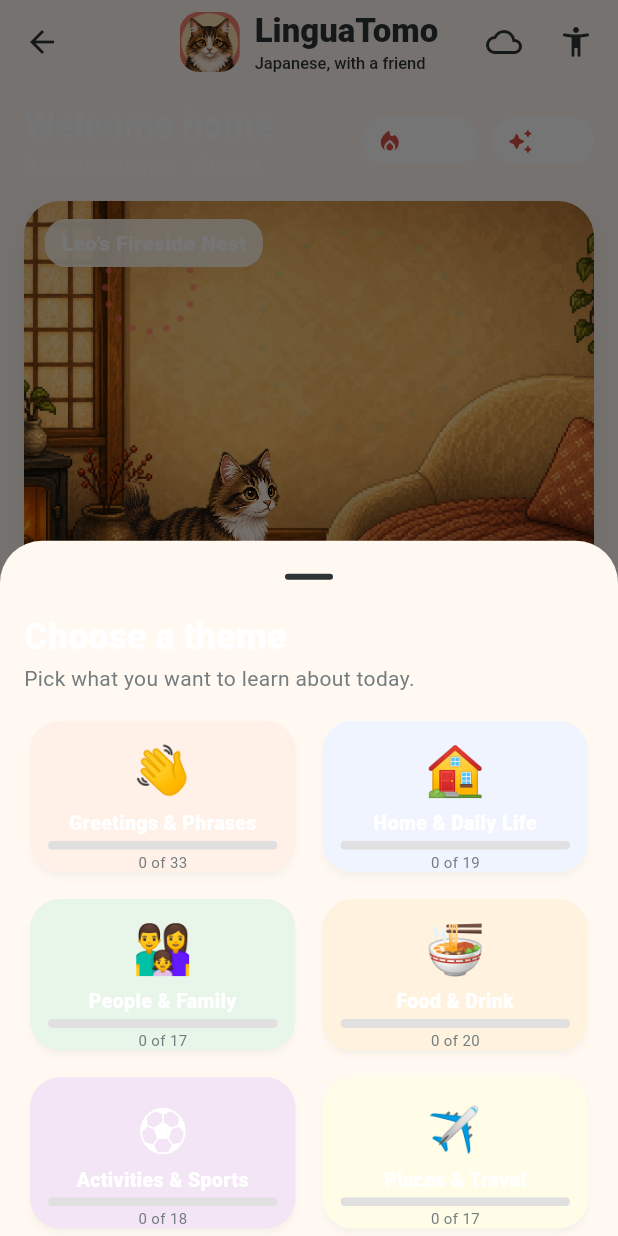
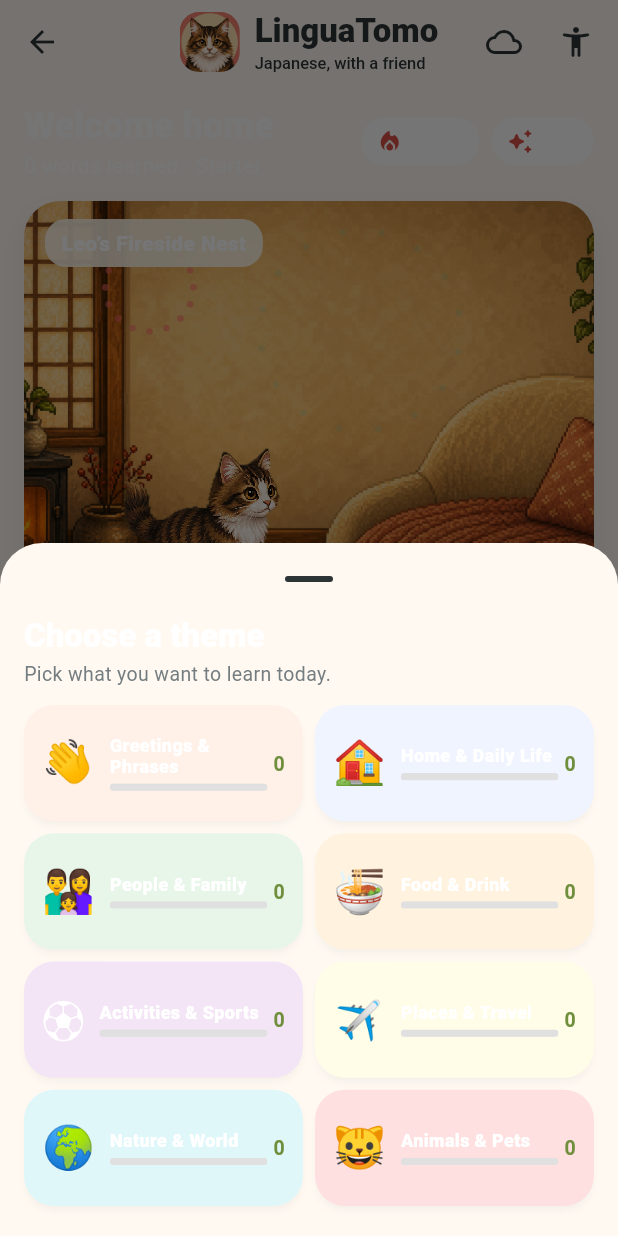
Before and after one commit to Jadax/LinguaTomo, a Flutter app: the AppShell screen opened directly, after a tap on "PICK A THEME", on a phone screen of 412 x 824 dp. Run offline on Flutter 3.47's test engine with Material 3 defaults, Android fonts, the phone set to English and light mode, and no system bars; our stand-ins replace audioplayers, connectivity_plus, flutter_riverpod, flutter_svg, flutter_tts, hive_flutter and 3 more; missing offline and left inert: fsrs, google_mlkit_text_recognition; accounts and stored records are empty; Roboto replaces fonts that are missing (Quicksand).

Commit message:
fix: theme picker — compact cozy row layout, not cut off
- Horizontal row layout (emoji + name + progress + count) instead of tall vertical cards
- childAspectRatio 2.4 for compact cozy feel
- isScrollControlled: true so bottom sheet adapts to content height
- Never cut off on mobile — snug 8x2 grid fits all screens
- Cleaner typography with matcha-coloured word count

```diff
--- a/lib/views/dashboard_view.dart
+++ b/lib/views/dashboard_view.dart
@@ -1103,6 +1103,7 @@ class _ContinueLearningCard extends StatelessWidget {
     showModalBottomSheet(
       context: context,
       showDragHandle: true,
+      isScrollControlled: true,
       constraints: const BoxConstraints(maxWidth: 600),
       builder: (ctx) => SafeArea(
         child: Padding(
@@ -1111,19 +1112,19 @@ class _ContinueLearningCard extends StatelessWidget {
             mainAxisSize: MainAxisSize.min,
             crossAxisAlignment: CrossAxisAlignment.stretch,
             children: [
-              Text('Choose a theme', style: Theme.of(ctx).textTheme.headlineSmall),
+              Text('Choose a theme', style: Theme.of(ctx).textTheme.titleLarge?.copyWith(fontWeight: FontWeight.w800)),
               const SizedBox(height: 2),
-              Text('Pick what you want to learn about today.',
-                  style: const TextStyle(color: AppColors.muted)),
-              const SizedBox(height: 14),
+              const Text('Pick what you want to learn today.',
+                  style: TextStyle(fontSize: 13, color: AppColors.muted)),
+              const SizedBox(height: 12),
               GridView.builder(
                 shrinkWrap: true,
                 physics: const NeverScrollableScrollPhysics(),
                 gridDelegate: const SliverGridDelegateWithFixedCrossAxisCount(
                   crossAxisCount: 2,
-                  crossAxisSpacing: 10,
-                  mainAxisSpacing: 10,
-                  childAspectRatio: 1.7,
+                  crossAxisSpacing: 8,
+                  mainAxisSpacing: 8,
+                  childAspectRatio: 2.4,
                 ),
                 itemCount: WordCategory.values.length,
                 itemBuilder: (ctx, i) {
@@ -1135,8 +1136,9 @@ class _ContinueLearningCard extends StatelessWidget {
                   final pct = tot > 0 ? done / tot : 0.0;
                   return Card(
                     color: _colours[i % _colours.length],
+                    margin: EdgeInsets.zero,
                     child: InkWell(
-                      borderRadius: BorderRadius.circular(16),
+                      borderRadius: BorderRadius.circular(14),
                       onTap: () {
                         Navigator.pop(ctx);
                         Navigator.of(context).push(MaterialPageRoute(
@@ -1147,26 +1149,33 @@ class _ContinueLearningCard extends StatelessWidget {
                         ));
                       },
                       child: Padding(
-                        padding: const EdgeInsets.all(12),
+                        padding: const EdgeInsets.symmetric(horizontal: 12, vertical: 10),
+                        child: Row(
+                          children: [
+                            Text(cat.emoji, style: const TextStyle(fontSize: 28)),
+                            const SizedBox(width: 10),
+                            Expanded(
                               child: Column(
                                 mainAxisAlignment: MainAxisAlignment.center,
+                                crossAxisAlignment: CrossAxisAlignment.start,
                                 children: [
-                            Text(cat.emoji, style: const TextStyle(fontSize: 32)),
-                            const SizedBox(height: 4),
-                            Text(cat.label, textAlign: TextAlign.center,
+                                  Text(cat.label,
                                       maxLines: 2, overflow: TextOverflow.ellipsis,
-                                style: const TextStyle(fontSize: 13, fontWeight: FontWeight.w800, height: 1.15)),
+                                      style: const TextStyle(fontSize: 12, fontWeight: FontWeight.w800, height: 1.15)),
                                   const SizedBox(height: 4),
                                   ClipRRect(
                                     borderRadius: BorderRadius.circular(3),
                                     child: LinearProgressIndicator(
-                                value: pct, minHeight: 6,
+                                      value: pct, minHeight: 5,
                                       valueColor: const AlwaysStoppedAnimation(AppColors.matcha),
                                       backgroundColor: const Color(0xFFE0E0E0),
                                     ),
                                   ),
-                            const SizedBox(height: 2),
-                            Text('$done of $tot', style: const TextStyle(fontSize: 10, color: AppColors.muted)),
+                                ],
+                              ),
+                            ),
+                            const SizedBox(width: 4),
+                            Text('$done', style: const TextStyle(fontSize: 13, fontWeight: FontWeight.w700, color: AppColors.matcha)),
                           ],
                         ),
                       ),
```
Lines whose indentation alone changed are shown as unchanged.
